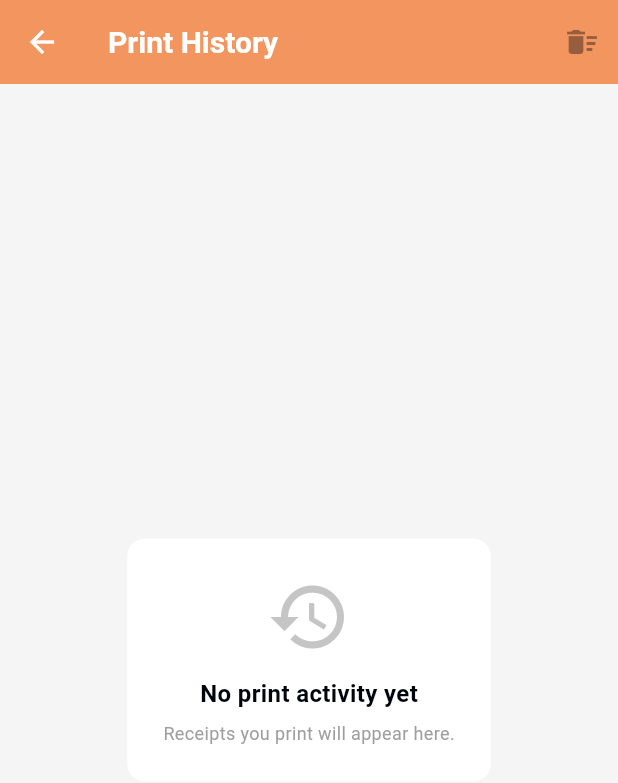
After one commit to graham005/Financial-Management-Frontend, a Flutter app: the PrintHistoryScreen screen opened directly, on a phone screen of 412 x 824 dp. The commit adds this screen. Shown: the top 783 px of the screen. Run offline on Flutter 3.47's test engine with Material 3 defaults, Android fonts, the phone set to English and light mode, and no system bars; our stand-ins replace dio, flutter_dotenv, flutter_riverpod, google_fonts, pdf, printing and 1 more; missing offline and left inert: esc_pos_printer_plus, esc_pos_utils_plus, network_info_plus; accounts and stored records are empty; Roboto replaces fonts that are missing (Underdog).

Commit message:
feat: Add PrintHistoryScreen for displaying and managing print history

```diff
--- /dev/null
+++ b/lib/Pages/Accountant/print_history_screen.dart
@@ -0,0 +1,107 @@
+import 'package:flutter/material.dart';
+import 'package:flutter_riverpod/flutter_riverpod.dart';
+import 'package:google_fonts/google_fonts.dart';
+import '../../utils/app_colors.dart';
+import '../../provider/print_audit_provider.dart';
+
+class PrintHistoryScreen extends ConsumerWidget {
+  const PrintHistoryScreen({super.key});
+
+  @override
+  Widget build(BuildContext context, WidgetRef ref) {
+    final entries = ref.watch(printAuditProvider);
+    final isDark = Theme.of(context).brightness == Brightness.dark;
+
+    return Scaffold(
+      backgroundColor: isDark ? AppColors.darkBackground : AppColors.lightBackground,
+      appBar: AppBar(
+        title: Text('Print History', style: GoogleFonts.underdog(fontWeight: FontWeight.w600)),
+        backgroundColor: AppColors.primary,
+        foregroundColor: Colors.white,
+        actions: [
+          IconButton(
+            tooltip: 'Clear history',
+            onPressed: entries.isEmpty ? null : () async {
+              await ref.read(printAuditProvider.notifier).clear();
+              // ignore: use_build_context_synchronously
+              ScaffoldMessenger.of(context).showSnackBar(
+                const SnackBar(content: Text('Print history cleared')),
+              );
+            },
+            icon: const Icon(Icons.delete_sweep),
+          ),
+        ],
+      ),
+      body: Center(
+        child: ConstrainedBox(
+          constraints: const BoxConstraints(maxWidth: 900),
+          child: Padding(
+            padding: const EdgeInsets.all(16),
+            child: entries.isEmpty
+                ? _empty(isDark)
+                : Container(
+                    decoration: BoxDecoration(
+                      color: isDark ? AppColors.darkSurface : AppColors.lightSurface,
+                      borderRadius: BorderRadius.circular(12),
+                      boxShadow: [BoxShadow(color: Colors.black.withOpacity(0.1), blurRadius: 8, offset: const Offset(0, 2))],
+                    ),
+                    child: ListView.separated(
+                      itemCount: entries.length,
+                      separatorBuilder: (_, __) => Divider(color: Colors.grey.withOpacity(0.2), height: 1),
+                      itemBuilder: (context, i) {
+                        final e = entries[i];
+                        return ListTile(
+                          leading: CircleAvatar(
+                            backgroundColor: e.success ? AppColors.success : AppColors.error,
+                            child: Icon(e.success ? Icons.check : Icons.error, color: Colors.white),
+                          ),
+                          title: Text(
+                            '${e.receiptNumber} • ${e.studentName}',
+                            style: GoogleFonts.underdog(fontWeight: FontWeight.w600),
+                          ),
+                          subtitle: Text(
+                            '${e.id} • ${e.timestamp}',
+                            style: GoogleFonts.underdog(fontSize: 12, color: Colors.grey),
+                          ),
+                          trailing: Column(
+                            mainAxisAlignment: MainAxisAlignment.center,
+                            crossAxisAlignment: CrossAxisAlignment.end,
+                            children: [
+                              Text('₦${e.totalAmount.toStringAsFixed(2)}', style: GoogleFonts.underdog(fontWeight: FontWeight.w700)),
+                              if (!e.success && e.error != null)
+                                Tooltip(
+                                  message: e.error!,
+                                  child: Icon(Icons.info_outline, color: AppColors.error, size: 18),
+                                ),
+                            ],
+                          ),
+                        );
+                      },
+                    ),
+                  ),
+          ),
+        ),
+      ),
+    );
+  }
+
+  Widget _empty(bool isDark) {
+    return Container(
+      padding: const EdgeInsets.all(24),
+      decoration: BoxDecoration(
+        color: isDark ? AppColors.darkSurface : AppColors.lightSurface,
+        borderRadius: BorderRadius.circular(12),
+      ),
+      child: Column(
+        mainAxisSize: MainAxisSize.min,
+        children: [
+          Icon(Icons.history, size: 56, color: Colors.grey.withOpacity(0.6)),
+          const SizedBox(height: 12),
+          Text('No print activity yet', style: GoogleFonts.underdog(fontSize: 16, fontWeight: FontWeight.w600)),
+          const SizedBox(height: 6),
+          Text('Receipts you print will appear here.', style: GoogleFonts.underdog(fontSize: 12, color: Colors.grey)),
+        ],
+      ),
+    );
+  }
+}
```
Also changed, not shown: lib/Pages/Accountant/record_item_transaction_screen.dart (+70 -83 lines).
